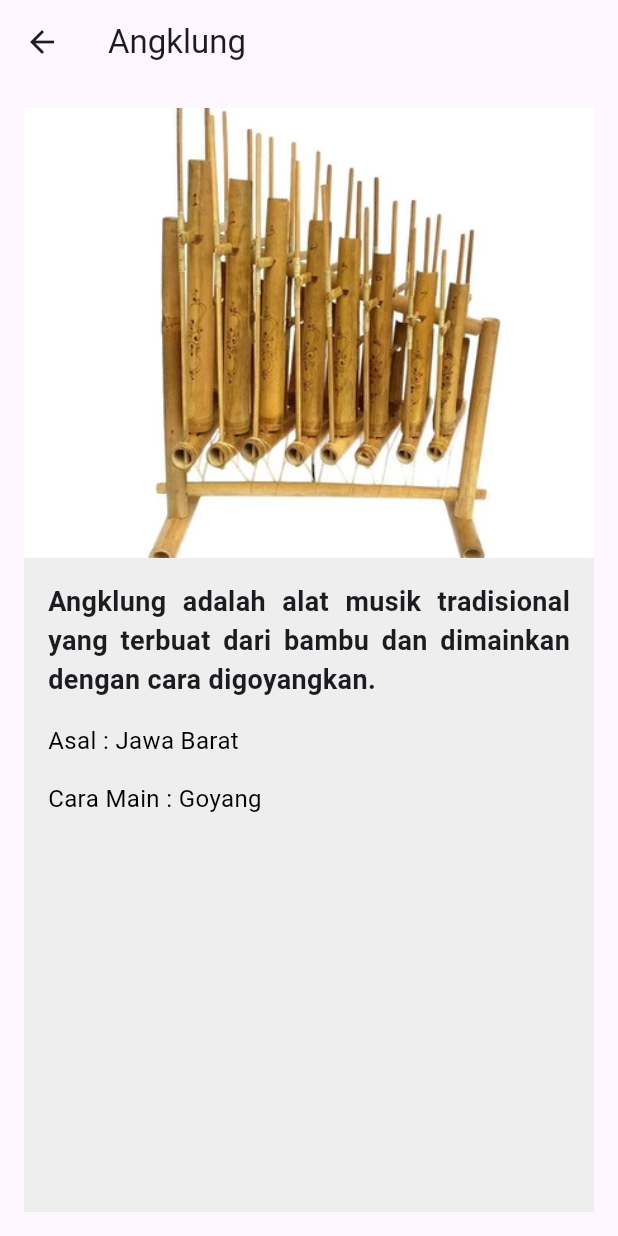
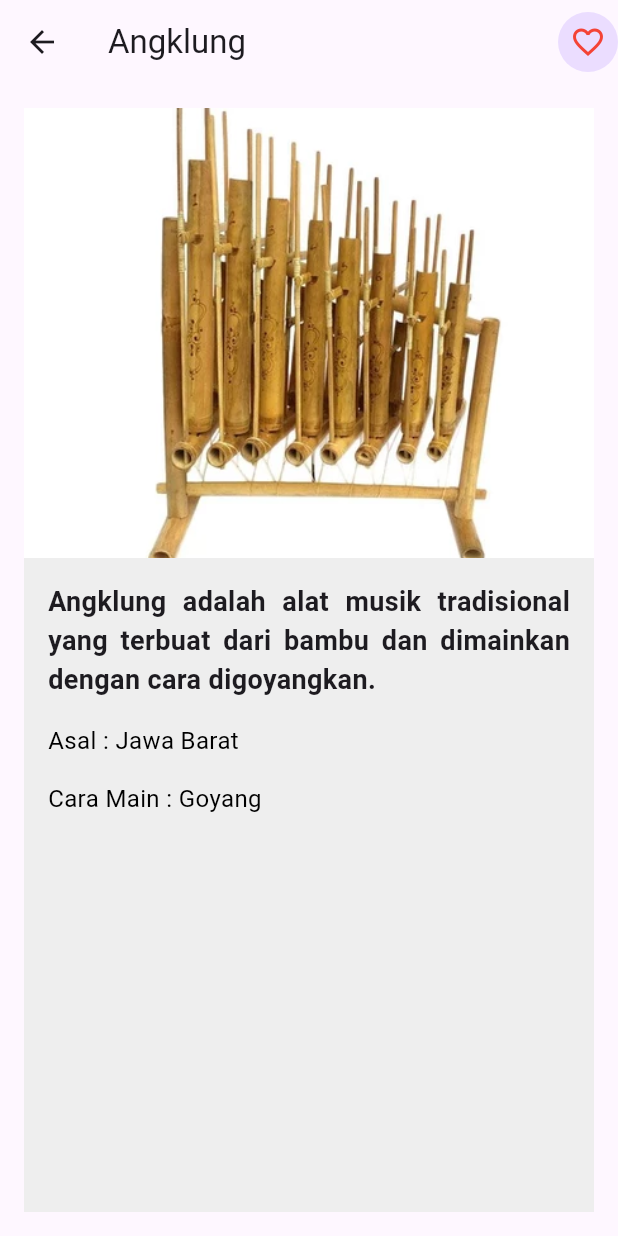
Before and after one commit to MuhammadSadiqin/MusicalInstrumentsApps, a Flutter app: the screen it shows after launch, after a tap on "Angklung", on a phone screen of 412 x 824 dp. Run offline on Flutter 3.47's test engine with Material 3 defaults, Android fonts, the phone set to English and light mode, and no system bars.

Commit message:
feat: add StatefulWidget for FavoriteButton in DetailPage

```diff
--- a/lib/pages/detail_page.dart
+++ b/lib/pages/detail_page.dart
@@ -11,6 +11,9 @@
     return Scaffold(
       appBar: AppBar(
         title: Text(instrument.name),
+        actions: [
+          FavoriteButton(),
+        ],
       ),
       body: Padding(
         padding: const EdgeInsets.all(16.0),
@@ -72,3 +75,29 @@
     );
   }
 }
+
+class FavoriteButton extends StatefulWidget {
+  @override
+  _FavoriteButtonState createState() => _FavoriteButtonState();
+}
+
+class _FavoriteButtonState extends State<FavoriteButton> {
+  bool isFavorite = false;
+
+  @override
+  Widget build(BuildContext context) {
+    return CircleAvatar(
+      child: IconButton(
+        icon: Icon(
+          isFavorite ? Icons.favorite : Icons.favorite_border,
+          color: Colors.red,
+        ),
+        onPressed: () {
+          setState(() {
+            isFavorite = !isFavorite;
+          });
+        },
+      ),
+    );
+  }
+}
--- a/pubspec.yaml
+++ b/pubspec.yaml
@@ -19,7 +19,7 @@
 version: 1.0.0+1
 
 environment:
-  sdk: ^3.5.4
+  sdk: ^3.6.0
 
 # Dependencies specify other packages that your package needs in order to work.
 # To automatically upgrade your package dependencies to the latest versions
```
